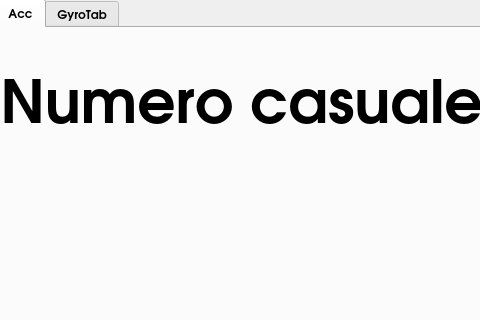
L0E6O/LeoDash, file mainwindow.ui: the form before one commit; both pictures show x 0 to 480 and y 0 to 320 of the 1024 by 600 pixel window.
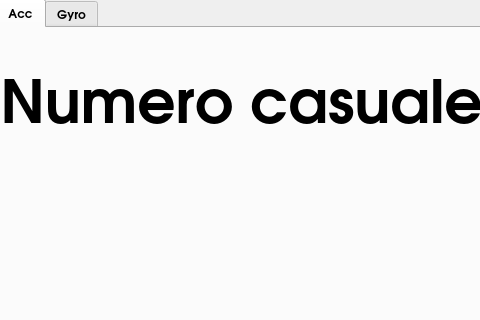
The form after the commit.

Commit message: cambiato layout

Patch:
```diff
--- a/mainwindow.ui
+++ b/mainwindow.ui
@@ -106,7 +106,7 @@
     </widget>
     <widget class="QWidget" name="GyroTab">
      <attribute name="title">
-      <string>GyroTab</string>
+      <string>Gyro</string>
      </attribute>
      <widget class="QLabel" name="label">
       <property name="geometry">
```
